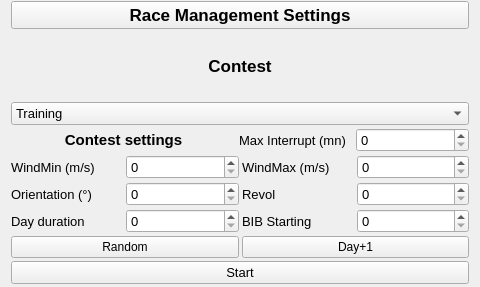
jomarin38/F3FChrono, file F3FChrono/gui/WConfig.ui: the form before one commit.
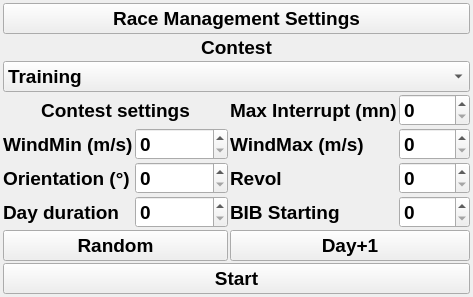
The form after the commit.

Commit message: gui - remove time laps gui - chrono time without decimal during couting up/down gui - button label increase size and bold gui - refly reset ui, remove next pilot function chrono/gui - refly flag validated process

Patch:
```diff
--- a/F3FChrono/gui/WConfig.ui
+++ b/F3FChrono/gui/WConfig.ui
@@ -6,77 +6,172 @@
    <rect>
     <x>0</x>
     <y>0</y>
-    <width>480</width>
-    <height>287</height>
+    <width>473</width>
+    <height>290</height>
    </rect>
   </property>
+  <property name="font">
+   <font>
+    <pointsize>12</pointsize>
+   </font>
+  </property>
   <property name="windowTitle">
    <string>Form</string>
   </property>
   <layout class="QGridLayout" name="gridLayout">
+   <property name="leftMargin">
+    <number>3</number>
+   </property>
    <property name="topMargin">
-    <number>1</number>
+    <number>3</number>
+   </property>
+   <property name="rightMargin">
+    <number>3</number>
    </property>
    <property name="bottomMargin">
     <number>3</number>
    </property>
-   <property name="spacing">
+   <property name="horizontalSpacing">
     <number>3</number>
    </property>
+   <property name="verticalSpacing">
+    <number>1</number>
+   </property>
    <item row="0" column="0">
-    <layout class="QVBoxLayout" name="verticalLayout">
-     <item>
-      <layout class="QHBoxLayout" name="horizontalLayout_4">
-       <item>
-        <widget class="QPushButton" name="btn_settings">
+    <layout class="QGridLayout" name="gridLayout_2">
+     <property name="spacing">
+      <number>2</number>
+     </property>
+     <item row="5" column="2">
+      <widget class="QLabel" name="RevolLabel">
          <property name="font">
           <font>
-           <pointsize>13</pointsize>
+         <pointsize>14</pointsize>
            <weight>75</weight>
            <bold>true</bold>
           </font>
          </property>
          <property name="text">
-          <string>Race Management Settings</string>
+        <string>Revol</string>
          </property>
         </widget>
        </item>
-      </layout>
+     <item row="6" column="3">
+      <widget class="QSpinBox" name="bib_start">
+       <property name="font">
+        <font>
+         <pointsize>14</pointsize>
+         <weight>75</weight>
+         <bold>true</bold>
+        </font>
+       </property>
+      </widget>
      </item>
-     <item>
-      <widget class="QLabel" name="Contest">
+     <item row="4" column="3">
+      <widget class="QSpinBox" name="WindMaxValue">
        <property name="font">
         <font>
-         <pointsize>13</pointsize>
+         <pointsize>14</pointsize>
          <weight>75</weight>
          <bold>true</bold>
+         <kerning>true</kerning>
         </font>
        </property>
+      </widget>
+     </item>
+     <item row="4" column="2">
+      <widget class="QLabel" name="WindMaxLabel">
+       <property name="font">
+        <font>
+         <pointsize>14</pointsize>
+         <weight>75</weight>
+         <bold>true</bold>
+        </font>
+       </property>
        <property name="text">
-        <string>Contest</string>
+        <string>WindMax (m/s)</string>
        </property>
-       <property name="alignment">
-        <set>Qt::AlignCenter</set>
+      </widget>
+     </item>
+     <item row="5" column="1">
+      <widget class="QSpinBox" name="OrientationValue">
+       <property name="font">
+        <font>
+         <pointsize>14</pointsize>
+         <weight>75</weight>
+         <bold>true</bold>
+        </font>
        </property>
       </widget>
      </item>
-     <item>
-      <widget class="QComboBox" name="ContestList">
+     <item row="4" column="0">
+      <widget class="QLabel" name="WindMinLabel">
        <property name="font">
         <font>
-         <pointsize>10</pointsize>
+         <pointsize>14</pointsize>
+         <weight>75</weight>
+         <bold>true</bold>
         </font>
        </property>
-       <item>
         <property name="text">
-         <string>Training</string>
-        </property>
-       </item>
+        <string>WindMin (m/s)</string>
+       </property>
+      </widget>
+     </item>
+     <item row="6" column="1">
+      <widget class="QSpinBox" name="daydurationvalue">
+       <property name="font">
+        <font>
+         <pointsize>14</pointsize>
+         <weight>75</weight>
+         <bold>true</bold>
+        </font>
+       </property>
       </widget>
      </item>
-     <item>
-      <layout class="QHBoxLayout" name="horizontalLayout_3">
-       <item>
+     <item row="5" column="0">
+      <widget class="QLabel" name="OrientationLabel">
+       <property name="font">
+        <font>
+         <pointsize>14</pointsize>
+         <weight>75</weight>
+         <bold>true</bold>
+        </font>
+       </property>
+       <property name="text">
+        <string>Orientation (°)</string>
+       </property>
+      </widget>
+     </item>
+     <item row="6" column="2">
+      <widget class="QLabel" name="bib_start_label">
+       <property name="font">
+        <font>
+         <pointsize>14</pointsize>
+         <weight>75</weight>
+         <bold>true</bold>
+        </font>
+       </property>
+       <property name="text">
+        <string>BIB Starting</string>
+       </property>
+      </widget>
+     </item>
+     <item row="3" column="3">
+      <widget class="QSpinBox" name="MaxInterruptValue">
+       <property name="font">
+        <font>
+         <pointsize>14</pointsize>
+         <weight>75</weight>
+         <bold>true</bold>
+        </font>
+       </property>
+       <property name="maximum">
+        <number>100</number>
+       </property>
+      </widget>
+     </item>
+     <item row="3" column="0" colspan="2">
         <widget class="QLabel" name="ContestLimitLabel">
          <property name="sizePolicy">
           <sizepolicy hsizetype="Preferred" vsizetype="Preferred">
@@ -92,7 +187,7 @@
          </property>
          <property name="font">
           <font>
-           <pointsize>11</pointsize>
+         <pointsize>14</pointsize>
            <weight>75</weight>
            <bold>true</bold>
           </font>
@@ -105,131 +200,40 @@
          </property>
         </widget>
        </item>
-       <item>
-        <widget class="QLabel" name="MaxInterruptLabel">
-         <property name="font">
-          <font>
-           <pointsize>10</pointsize>
-          </font>
-         </property>
-         <property name="text">
-          <string>Max Interrupt (mn)</string>
-         </property>
-        </widget>
-       </item>
-       <item>
-        <widget class="QSpinBox" name="MaxInterruptValue">
-         <property name="font">
-          <font>
-           <pointsize>10</pointsize>
-          </font>
-         </property>
-         <property name="maximum">
-          <number>100</number>
-         </property>
-        </widget>
-       </item>
-      </layout>
-     </item>
-     <item>
-      <layout class="QHBoxLayout" name="horizontalLayout_7">
-       <item>
-        <widget class="QLabel" name="WindMinLabel">
-         <property name="font">
-          <font>
-           <pointsize>10</pointsize>
-          </font>
-         </property>
-         <property name="text">
-          <string>WindMin (m/s)</string>
-         </property>
-        </widget>
-       </item>
-       <item>
-        <widget class="QSpinBox" name="WindMinValue">
-         <property name="font">
-          <font>
-           <pointsize>10</pointsize>
-          </font>
-         </property>
-        </widget>
-       </item>
-       <item>
-        <widget class="QLabel" name="WindMaxLabel">
-         <property name="font">
-          <font>
-           <pointsize>10</pointsize>
-          </font>
-         </property>
-         <property name="text">
-          <string>WindMax (m/s)</string>
-         </property>
-        </widget>
-       </item>
-       <item>
-        <widget class="QSpinBox" name="WindMaxValue">
-         <property name="font">
-          <font>
-           <pointsize>10</pointsize>
-          </font>
-         </property>
-        </widget>
-       </item>
-      </layout>
-     </item>
-     <item>
-      <layout class="QHBoxLayout" name="horizontalLayout_9">
-       <item>
-        <widget class="QLabel" name="OrientationLabel">
-         <property name="font">
-          <font>
-           <pointsize>10</pointsize>
-          </font>
-         </property>
-         <property name="text">
-          <string>Orientation (°)</string>
-         </property>
-        </widget>
-       </item>
-       <item>
-        <widget class="QSpinBox" name="OrientationValue">
-         <property name="font">
-          <font>
-           <pointsize>10</pointsize>
-          </font>
-         </property>
-        </widget>
-       </item>
-       <item>
-        <widget class="QLabel" name="RevolLabel">
-         <property name="font">
-          <font>
-           <pointsize>10</pointsize>
-          </font>
-         </property>
-         <property name="text">
-          <string>Revol</string>
-         </property>
-        </widget>
-       </item>
-       <item>
+     <item row="5" column="3">
         <widget class="QSpinBox" name="RevolValue">
          <property name="font">
           <font>
-           <pointsize>10</pointsize>
+         <pointsize>14</pointsize>
+         <weight>75</weight>
+         <bold>true</bold>
           </font>
          </property>
         </widget>
        </item>
-      </layout>
-     </item>
+     <item row="2" column="0" colspan="4">
+      <widget class="QComboBox" name="ContestList">
+       <property name="font">
+        <font>
+         <pointsize>14</pointsize>
+         <weight>75</weight>
+         <bold>true</bold>
+        </font>
+       </property>
      <item>
-      <layout class="QHBoxLayout" name="horizontalLayout_12">
-       <item>
+        <property name="text">
+         <string>Training</string>
+        </property>
+       </item>
+      </widget>
+     </item>
+     <item row="6" column="0">
         <widget class="QLabel" name="dayduratiolabel">
          <property name="font">
           <font>
-           <pointsize>10</pointsize>
+         <pointsize>14</pointsize>
+         <weight>75</weight>
+         <bold>true</bold>
           </font>
          </property>
          <property name="text">
@@ -237,61 +241,69 @@
          </property>
         </widget>
        </item>
-       <item>
-        <widget class="QSpinBox" name="daydurationvalue">
+     <item row="1" column="0" colspan="4">
+      <widget class="QLabel" name="Contest">
          <property name="font">
           <font>
-           <pointsize>10</pointsize>
-          </font>
-         </property>
-        </widget>
-       </item>
-       <item>
-        <widget class="QLabel" name="bib_start_label">
+         <pointsize>14</pointsize>
+         <weight>75</weight>
+         <bold>true</bold>
+        </font>
+       </property>
+       <property name="text">
+        <string>Contest</string>
+       </property>
+       <property name="alignment">
+        <set>Qt::AlignCenter</set>
+       </property>
+      </widget>
+     </item>
+     <item row="3" column="2">
+      <widget class="QLabel" name="MaxInterruptLabel">
          <property name="font">
           <font>
-           <pointsize>10</pointsize>
+         <pointsize>14</pointsize>
+         <weight>75</weight>
+         <bold>true</bold>
           </font>
          </property>
          <property name="text">
-          <string>BIB Starting</string>
+        <string>Max Interrupt (mn)</string>
          </property>
         </widget>
        </item>
-       <item>
-        <widget class="QSpinBox" name="bib_start">
+     <item row="0" column="0" colspan="4">
+      <widget class="QPushButton" name="btn_settings">
          <property name="font">
           <font>
-           <pointsize>10</pointsize>
-          </font>
-         </property>
-        </widget>
-       </item>
-      </layout>
-     </item>
-     <item>
-      <layout class="QHBoxLayout" name="horizontalLayout_11">
-       <item>
-        <widget class="QPushButton" name="randombtn">
+         <pointsize>14</pointsize>
+         <weight>75</weight>
+         <bold>true</bold>
+        </font>
+       </property>
          <property name="text">
-          <string>Random</string>
+        <string>Race Management Settings</string>
          </property>
         </widget>
        </item>
-       <item>
-        <widget class="QPushButton" name="day_1btn">
-         <property name="text">
-          <string>Day+1</string>
+     <item row="4" column="1">
+      <widget class="QSpinBox" name="WindMinValue">
+       <property name="font">
+        <font>
+         <pointsize>14</pointsize>
+         <weight>75</weight>
+         <bold>true</bold>
+        </font>
          </property>
         </widget>
        </item>
-      </layout>
-     </item>
-     <item>
+     <item row="8" column="0" colspan="4">
       <widget class="QPushButton" name="StartBtn">
        <property name="font">
         <font>
-         <pointsize>10</pointsize>
+         <pointsize>14</pointsize>
+         <weight>75</weight>
+         <bold>true</bold>
         </font>
        </property>
        <property name="text">
@@ -299,6 +311,34 @@
        </property>
       </widget>
      </item>
+     <item row="7" column="2" colspan="2">
+      <widget class="QPushButton" name="day_1btn">
+       <property name="font">
+        <font>
+         <pointsize>14</pointsize>
+         <weight>75</weight>
+         <bold>true</bold>
+        </font>
+       </property>
+       <property name="text">
+        <string>Day+1</string>
+       </property>
+      </widget>
+     </item>
+     <item row="7" column="0" colspan="2">
+      <widget class="QPushButton" name="randombtn">
+       <property name="font">
+        <font>
+         <pointsize>14</pointsize>
+         <weight>75</weight>
+         <bold>true</bold>
+        </font>
+       </property>
+       <property name="text">
+        <string>Random</string>
+       </property>
+      </widget>
+     </item>
     </layout>
    </item>
   </layout>
```
Lines whose indentation alone changed are shown as unchanged. The commit also changes 26 other files.
